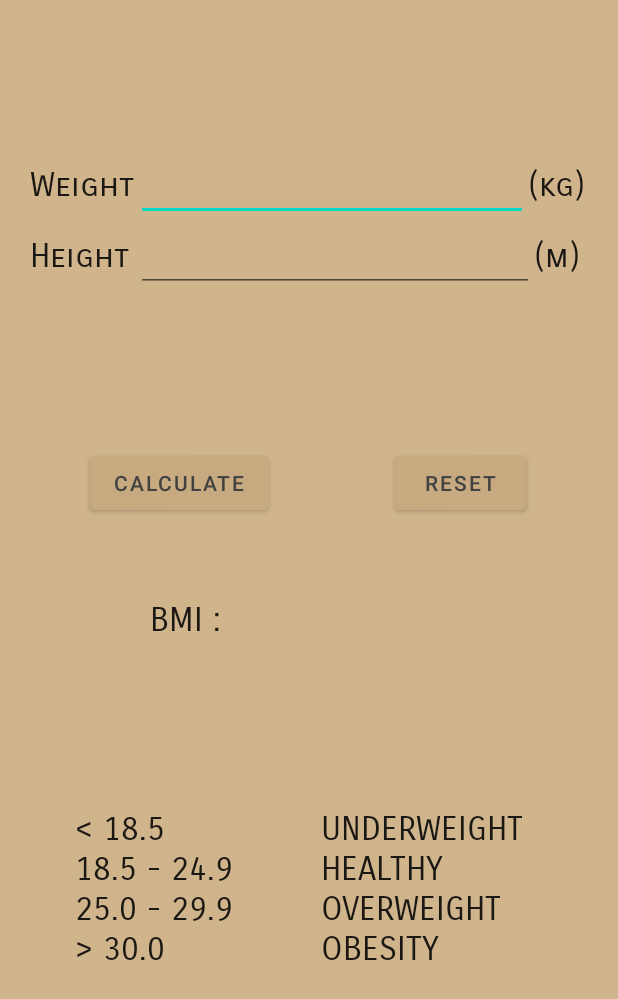
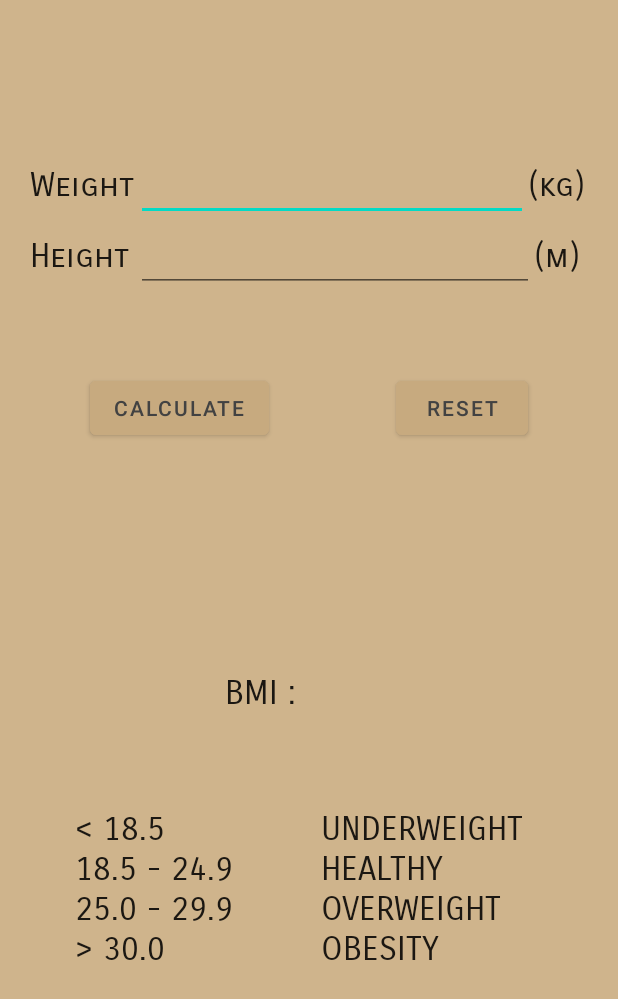
Before and after one commit to ronylee11/Fitnessa, an Android app: the screen it shows after launch (BMIActivity), after a tap on "BMI", on a phone screen of 412 x 824 dp. Shown: the top 999 px of the screen. Run offline under Robolectric (Android 15) with nearby library versions, the phone set to English and light mode, and no system bars.

Commit message:
completed bmi page

```diff
--- a/app/src/main/java/com/example/fitnessa/LoginActivity.kt
+++ b/app/src/main/java/com/example/fitnessa/LoginActivity.kt
@@ -4,6 +4,8 @@ import androidx.appcompat.app.AppCompatActivity
 import android.os.Bundle
 import android.os.Handler
 import android.view.View
+import android.view.Window
+import android.view.WindowManager
 import android.widget.Toast
 import com.google.firebase.database.FirebaseDatabase
 import kotlinx.android.synthetic.main.activity_login.*
@@ -12,6 +14,8 @@ import kotlin.math.roundToInt
 class LoginActivity : AppCompatActivity() {
     override fun onCreate(savedInstanceState: Bundle?) {
         super.onCreate(savedInstanceState)
+        requestWindowFeature(Window.FEATURE_NO_TITLE)
+        this.getWindow().setFlags(WindowManager.LayoutParams.FLAG_FULLSCREEN, WindowManager.LayoutParams.FLAG_FULLSCREEN)
         setContentView(R.layout.activity_login)
         Toast.makeText(this, "All data is open! Please do not use repeated password!!", Toast.LENGTH_LONG).show()
         Handler().postDelayed({
--- a/app/src/main/java/com/example/fitnessa/MainActivity.kt
+++ b/app/src/main/java/com/example/fitnessa/MainActivity.kt
@@ -5,12 +5,16 @@ import android.content.Intent
 import androidx.appcompat.app.AppCompatActivity
 import android.os.Bundle
 import android.view.View
+import android.view.Window
+import android.view.WindowManager
 import kotlinx.android.synthetic.main.activity_main.*
 import java.util.*
 
 class MainActivity : AppCompatActivity() {
     override fun onCreate(savedInstanceState: Bundle?) {
         super.onCreate(savedInstanceState)
+        requestWindowFeature(Window.FEATURE_NO_TITLE)
+        this.getWindow().setFlags(WindowManager.LayoutParams.FLAG_FULLSCREEN,WindowManager.LayoutParams.FLAG_FULLSCREEN)
         setContentView(R.layout.activity_main)
         val calDate = Calendar.getInstance()
         val calYear = calDate.get(Calendar.YEAR)
--- a/app/src/main/res/layout/activity_bmiactivity.xml
+++ b/app/src/main/res/layout/activity_bmiactivity.xml
@@ -99,34 +99,34 @@
         android:layout_width="wrap_content"
         android:layout_height="wrap_content"
         android:layout_marginStart="60dp"
-        android:layout_marginTop="24dp"
+        android:layout_marginBottom="280dp"
         android:backgroundTint="#C7AA7F"
         android:text="@string/calculate"
         android:textColor="#424242"
         app:backgroundTint="@null"
+        app:layout_constraintBottom_toBottomOf="parent"
         app:layout_constraintStart_toStartOf="parent"
-        app:layout_constraintTop_toBottomOf="@+id/linearLayout" />
+        app:layout_constraintTop_toTopOf="parent" />
 
     <Button
         android:id="@+id/resetBtn"
         android:layout_width="wrap_content"
         android:layout_height="wrap_content"
-        android:layout_marginTop="24dp"
-        android:layout_marginEnd="61dp"
+        android:layout_marginEnd="60dp"
+        android:layout_marginBottom="280dp"
         android:backgroundTint="#C7AA7F"
         android:text="@string/reset"
         android:textColor="#424242"
         app:backgroundTint="@null"
+        app:layout_constraintBottom_toBottomOf="parent"
         app:layout_constraintEnd_toEndOf="parent"
-        app:layout_constraintTop_toBottomOf="@+id/linearLayout" />
+        app:layout_constraintTop_toTopOf="parent" />
 
     <TextView
-        android:id="@+id/textView10"
+        android:id="@+id/bmiComment"
         android:layout_width="wrap_content"
         android:layout_height="wrap_content"
-        android:layout_marginStart="171dp"
         android:layout_marginTop="332dp"
-        android:layout_marginEnd="240dp"
         android:layout_marginBottom="372dp"
         android:fontFamily="sans-serif-smallcaps"
         android:textAppearance="@style/TextAppearance.AppCompat.Large"
@@ -138,10 +138,10 @@
     <LinearLayout
         android:layout_width="match_parent"
         android:layout_height="wrap_content"
-        android:layout_marginStart="100dp"
-        android:layout_marginTop="400dp"
-        android:layout_marginEnd="50dp"
+        android:layout_marginStart="150dp"
+        android:layout_marginTop="100dp"
         android:orientation="horizontal"
+        app:layout_constraintBottom_toBottomOf="parent"
         app:layout_constraintEnd_toEndOf="parent"
         app:layout_constraintStart_toStartOf="parent"
         app:layout_constraintTop_toTopOf="parent">
```
Also changed, not shown: app/src/main/java/com/example/fitnessa/BMIActivity.kt (+43 -0 lines), 2 other files.
